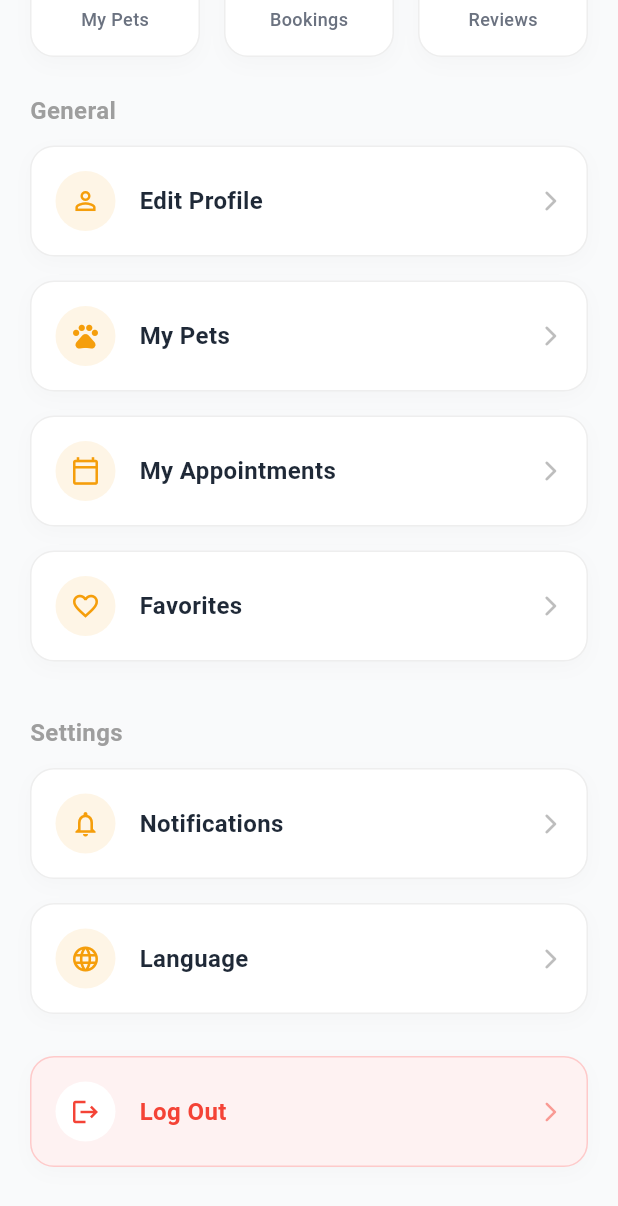
After one commit to 1nader1/palpetapp, a Flutter app: the ProfileScreen screen opened directly, scrolled down 365 dp, after a tap on "Edit Profile", on a phone screen of 412 x 824 dp. The commit adds this screen. Shown: the top 1206 px of the screen. Run offline on Flutter 3.47's test engine with Material 3 defaults, Android fonts, the phone set to English and light mode, and no system bars; network calls fail; Roboto replaces fonts that are missing (Segoe UI).

Commit message:
add the profile page

```diff
--- a/lib/data/models/pet.dart
+++ b/lib/data/models/pet.dart
@@ -1,12 +1,12 @@
 class Pet {
   final String name;
-  final String type; // Dog, Cat, etc.
+  final String type;
   final String gender;
   final String breed;
   final String age;
   final String description;
   final String imageUrl;
-  final List<String> healthTags; // Vaccinated, etc.
+  final List<String> healthTags;
   final String location;
   final String contactPhone;
   final String contactEmail;
--- a/lib/main.dart
+++ b/lib/main.dart
@@ -15,14 +15,13 @@ class PalPetApp extends StatelessWidget {
     return MaterialApp(
       debugShowCheckedModeBanner: false,
       title: 'PalPet',
-      // إعداد الثيم العام هنا ليطبق على كل الصفحات
+
       theme: ThemeData(
         scaffoldBackgroundColor: AppColors.background,
         primaryColor: AppColors.primary,
         useMaterial3: true,
-        fontFamily: 'Segoe UI', // أو أي خط تفضله
+        fontFamily: 'Segoe UI',
 
-        // إعدادات النصوص العامة
         textTheme: const TextTheme(
           headlineMedium: TextStyle(
             fontSize: 22,
@@ -35,14 +34,13 @@ class PalPetApp extends StatelessWidget {
           ),
         ),
 
-        // إعدادات الـ AppBar الافتراضية
         appBarTheme: const AppBarTheme(
           backgroundColor: Colors.transparent,
           elevation: 0,
           iconTheme: IconThemeData(color: AppColors.textDark),
         ),
       ),
-      home: const MainShell(), // نقطة البداية هي الإطار العام
+      home: const MainShell(),
     );
   }
 }
--- a/lib/screens/adoption/adoption_screen.dart
+++ b/lib/screens/adoption/adoption_screen.dart
@@ -13,7 +13,6 @@ class AdoptionScreen extends StatefulWidget {
 
 class _AdoptionScreenState extends State<AdoptionScreen> {
 
-  // نفس البيانات الأصلية تماماً للحفاظ على المحتوى
   final List<Pet> _allPets = [
     Pet(
       name: "Luna",
@@ -76,10 +75,8 @@ class _AdoptionScreenState extends State<AdoptionScreen> {
         final matchesSearch = pet.name.toLowerCase().contains(_searchQuery.toLowerCase()) ||
             pet.breed.toLowerCase().contains(_searchQuery.toLowerCase());
 
-        // تعديل: قبول القيمة إذا كانت null أو All أو مطابقة للنوع
         final matchesType = _selectedType == null || _selectedType == "All" || pet.type == _selectedType;
 
-        // تعديل: قبول القيمة إذا كانت null أو All أو مطابقة للجنس
         final matchesGender = _selectedGender == null || _selectedGender == "All" || pet.gender == _selectedGender;
 
         return matchesSearch && matchesType && matchesGender;
@@ -93,7 +90,6 @@ class _AdoptionScreenState extends State<AdoptionScreen> {
       padding: EdgeInsets.zero,
       children: [
 
-        // الهيدر (التصميم الأصلي)
         Container(
           width: double.infinity,
           padding: const EdgeInsets.only(top: 20, bottom: 40, left: 24, right: 24),
@@ -131,11 +127,10 @@ class _AdoptionScreenState extends State<AdoptionScreen> {
           child: Column(
             children: [
 
-              // 1. Pet Type Dropdown (مع خيار All)
               _buildDropdown(
                 hint: "Pet Type",
                 value: _selectedType,
-                items: ["All", "Dog", "Cat"], // تمت إضافة All
+                items: ["All", "Dog", "Cat"],
                 onChanged: (val) {
                   _selectedType = val;
                   _filterPets();
@@ -143,11 +138,10 @@ class _AdoptionScreenState extends State<AdoptionScreen> {
               ),
               const SizedBox(height: 16),
 
-              // 2. Gender Dropdown (مع خيار All)
               _buildDropdown(
                 hint: "Gender",
                 value: _selectedGender,
-                items: ["All", "Male", "Female"], // تمت إضافة All
+                items: ["All", "Male", "Female"],
                 onChanged: (val) {
                   _selectedGender = val;
                   _filterPets();
@@ -155,7 +149,6 @@ class _AdoptionScreenState extends State<AdoptionScreen> {
               ),
               const SizedBox(height: 16),
 
-              // 3. Search Field (التصميم الأصلي)
               TextFormField(
                 onChanged: (val) {
                   _searchQuery = val;
@@ -199,7 +192,7 @@ class _AdoptionScreenState extends State<AdoptionScreen> {
                   description: pet.description,
                   imageUrl: pet.imageUrl,
                   tags: pet.healthTags,
-                  // هنا التغيير: نمرر الدالة للزر بدلاً من تغليف الكارد بـ GestureDetector
+
                   onViewDetails: () {
                     Navigator.push(
                       context,
--- a/lib/screens/hotel/hotel_details_screen.dart
+++ b/lib/screens/hotel/hotel_details_screen.dart
@@ -146,7 +146,7 @@ class _HotelDetailsScreenState extends State<HotelDetailsScreen> {
                             color: Colors.grey,
                             fontWeight: FontWeight.bold)),
                     const SizedBox(height: 8),
-                    // --- هنا التعديل: حذف الأيقونات والإبقاء على النص فقط ---
+
                     Wrap(
                       spacing: 8,
                       runSpacing: 8,
@@ -167,7 +167,7 @@ class _HotelDetailsScreenState extends State<HotelDetailsScreen> {
                               ))
                           .toList(),
                     ),
-                    // -------------------------------------------------------
+
                   ],
                 ),
               ),
@@ -228,7 +228,6 @@ class _HotelDetailsScreenState extends State<HotelDetailsScreen> {
 
         const SizedBox(height: 24),
 
-        // --- Contact Info ---
         const Text("Contact Info",
             style: TextStyle(
                 fontSize: 18,
@@ -295,7 +294,6 @@ class _HotelDetailsScreenState extends State<HotelDetailsScreen> {
     );
   }
 
-  // محتوى التبويب الثاني (Amenities)
   Widget _buildAmenitiesContent() {
     final List<String> amenities = widget.data['amenities'] as List<String>;
     return Column(
--- a/lib/screens/hotel/palpet_hotel.dart
+++ b/lib/screens/hotel/palpet_hotel.dart
@@ -11,12 +11,11 @@ class PetHotelsScreen extends StatefulWidget {
 }
 
 class _PetHotelsScreenState extends State<PetHotelsScreen> {
-  // متغيرات الحالة
+
   String? _selectedPetType;
-  String _searchQuery = ""; // 1. متغير لحفظ نص البحث
+  String _searchQuery = "";
   final TextEditingController _searchController = TextEditingController();
 
-  // بيانات الفنادق
   final List<Map<String, dynamic>> _hotels = [
     {
       "name": "Paws Luxury Resort",
@@ -59,10 +58,9 @@ class _PetHotelsScreenState extends State<PetHotelsScreen> {
     },
   ];
 
-  // 2. منطق الفلترة (النوع + البحث بالاسم)
   List<Map<String, dynamic>> get _filteredHotels {
     return _hotels.where((hotel) {
-      // أ. فلترة النوع (Dropdown)
+
       final List<String> supported = hotel['supportedPets'];
       if (_selectedPetType != null && _selectedPetType != "All Types") {
         if (!supported.contains(_selectedPetType)) {
@@ -70,11 +68,10 @@ class _PetHotelsScreenState extends State<PetHotelsScreen> {
         }
       }
 
-      // ب. فلترة البحث (Search Bar) - يعمل مع الأحرف الكبيرة والصغيرة
       if (_searchQuery.isNotEmpty) {
         final name = hotel['name'].toString().toLowerCase();
         final query = _searchQuery.toLowerCase();
-        // إذا الاسم لا يحتوي على نص البحث، استبعد العنصر
+
         if (!name.contains(query)) {
           return false;
         }
@@ -97,7 +94,7 @@ class _PetHotelsScreenState extends State<PetHotelsScreen> {
       body: SingleChildScrollView(
         child: Column(
           children: [
-            // --- 1. Header Banner ---
+
             Container(
               width: double.infinity,
               padding: const EdgeInsets.all(24),
@@ -106,7 +103,7 @@ class _PetHotelsScreenState extends State<PetHotelsScreen> {
                   colors: [
                     Color(0xFFFFA726),
                     Color(0xFFEF6C00)
-                  ], // Gradient البرتقالي
+                  ],
                   begin: Alignment.topLeft,
                   end: Alignment.bottomRight,
                 ),
@@ -131,12 +128,11 @@ class _PetHotelsScreenState extends State<PetHotelsScreen> {
               ),
             ),
 
-            // --- 2. Filters & Search ---
             Padding(
               padding: const EdgeInsets.all(20),
               child: Column(
                 children: [
-                  // Dropdown Filter
+
                   Container(
                     padding: const EdgeInsets.symmetric(horizontal: 16),
                     decoration: BoxDecoration(
@@ -163,11 +159,10 @@ class _PetHotelsScreenState extends State<PetHotelsScreen> {
                   ),
                   const SizedBox(height: 16),
 
-                  // Search Field (تم التعديل هنا ليعمل)
                   TextField(
                     controller: _searchController,
                     onChanged: (val) {
-                      // 3. تحديث الحالة عند الكتابة
+
                       setState(() {
                         _searchQuery = val;
                       });
@@ -198,7 +193,6 @@ class _PetHotelsScreenState extends State<PetHotelsScreen> {
               ),
             ),
 
-            // --- 3. Hotel List ---
             Padding(
               padding: const EdgeInsets.symmetric(horizontal: 20),
               child: _filteredHotels.isEmpty
--- a/lib/screens/hotel/pet_hotels_screen.dart
+++ b/lib/screens/hotel/pet_hotels_screen.dart
@@ -11,12 +11,11 @@ class PetHotelsScreen extends StatefulWidget {
 }
 
 class _PetHotelsScreenState extends State<PetHotelsScreen> {
-  // متغيرات الحالة
+
   String? _selectedPetType;
-  String _searchQuery = ""; // 1. متغير لحفظ نص البحث
+  String _searchQuery = "";
   final TextEditingController _searchController = TextEditingController();
 
-  // بيانات الفنادق
   final List<Map<String, dynamic>> _hotels = [
     {
       "name": "Paws Luxury Resort",
@@ -53,10 +52,9 @@ class _PetHotelsScreenState extends State<PetHotelsScreen> {
     },
   ];
 
-  // 2. منطق الفلترة (النوع + البحث بالاسم)
   List<Map<String, dynamic>> get _filteredHotels {
     return _hotels.where((hotel) {
-      // أ. فلترة النوع (Dropdown)
+
       final List<String> supported = hotel['supportedPets'];
       if (_selectedPetType != null && _selectedPetType != "All Types") {
         if (!supported.contains(_selectedPetType)) {
@@ -64,11 +62,9 @@ class _PetHotelsScreenState extends State<PetHotelsScreen> {
         }
       }
 
-      // ب. فلترة البحث (Search Bar) - يعمل مع الأحرف الكبيرة والصغيرة
       if (_searchQuery.isNotEmpty) {
         final name = hotel['name'].toString().toLowerCase();
         final query = _searchQuery.toLowerCase();
-        // إذا الاسم لا يحتوي على نص البحث، استبعد العنصر
         if (!name.contains(query)) {
           return false;
         }
@@ -91,13 +87,12 @@ class _PetHotelsScreenState extends State<PetHotelsScreen> {
       body: SingleChildScrollView(
         child: Column(
           children: [
-            // --- 1. Header Banner ---
             Container(
               width: double.infinity,
               padding: const EdgeInsets.all(24),
               decoration: const BoxDecoration(
                 gradient: LinearGradient(
-                  colors: [Color(0xFFFFA726), Color(0xFFEF6C00)], // Gradient البرتقالي
+                  colors: [Color(0xFFFFA726), Color(0xFFEF6C00)],
                   begin: Alignment.topLeft,
                   end: Alignment.bottomRight,
                 ),
@@ -118,12 +113,11 @@ class _PetHotelsScreenState extends State<PetHotelsScreen> {
               ),
             ),
 
-            // --- 2. Filters & Search ---
             Padding(
               padding: const EdgeInsets.all(20),
               child: Column(
                 children: [
-                  // Dropdown Filter
+
                   Container(
                     padding: const EdgeInsets.symmetric(horizontal: 16),
                     decoration: BoxDecoration(
@@ -147,11 +141,9 @@ class _PetHotelsScreenState extends State<PetHotelsScreen> {
                   ),
                   const SizedBox(height: 16),
 
-                  // Search Field (تم التعديل هنا ليعمل)
                   TextField(
                     controller: _searchController,
                     onChanged: (val) {
-                      // 3. تحديث الحالة عند الكتابة
                       setState(() {
                         _searchQuery = val;
                       });
@@ -181,7 +173,6 @@ class _PetHotelsScreenState extends State<PetHotelsScreen> {
               ),
             ),
 
-            // --- 3. Hotel List ---
             Padding(
               padding: const EdgeInsets.symmetric(horizontal: 20),
               child: _filteredHotels.isEmpty
@@ -192,7 +183,7 @@ class _PetHotelsScreenState extends State<PetHotelsScreen> {
               : ListView.builder(
                 shrinkWrap: true,
                 physics: const NeverScrollableScrollPhysics(),
-                itemCount: _filteredHotels.length, // استخدام القائمة المفلترة
+                itemCount: _filteredHotels.length,
                 itemBuilder: (context, index) {
                   final hotel = _filteredHotels[index];
 
--- a/lib/screens/main_shell.dart
+++ b/lib/screens/main_shell.dart
@@ -4,7 +4,8 @@ import 'home/home_screen.dart';
 import 'adoption/adoption_screen.dart';
 import 'lost_found/lost_found_screen.dart';
 import 'hotel/pet_hotels_screen.dart';
-import 'clinics/clinics_screen.dart'; // 1. إضافة استيراد صفحة العيادات
+import 'clinics/clinics_screen.dart';
+import 'profile/profile_screen.dart';
 
 class MainShell extends StatefulWidget {
   const MainShell({super.key});
@@ -17,13 +18,13 @@ class _MainShellState extends State<MainShell> {
   int _selectedIndex = 0;
 
   final List<Widget> _screens = [
-    const HomeScreen(), // 0
-    const Center(child: Text("Add Post")), // 1 (Placeholder for now)
-    const Center(child: Text("Profile")), // 2
-    const AdoptionScreen(), // 3
-    const LostFoundScreen(), // 4
-    const PetHotelsScreen(), // 5
-    const ClinicsScreen(), // 6 -> صفحة العيادات الجديدة (تمت إضافتها هنا)
+    const HomeScreen(),
+    const Center(child: Text("Add Post")),
+    const ProfileScreen(),
+    const AdoptionScreen(),
+    const LostFoundScreen(),
+    const PetHotelsScreen(),
+    const ClinicsScreen(),
   ];
 
   void _onItemTapped(int index) {
@@ -54,7 +55,6 @@ class _MainShellState extends State<MainShell> {
         ],
       ),
 
-      // --- القائمة الجانبية (Drawer) ---
       endDrawer: Drawer(
         child: ListView(
           padding: EdgeInsets.zero,
@@ -71,7 +71,6 @@ class _MainShellState extends State<MainShell> {
               ),
             ),
 
-            // 1. Home
             ListTile(
               leading: const Icon(Icons.home),
               title: const Text('Home'),
@@ -81,7 +80,6 @@ class _MainShellState extends State<MainShell> {
               },
             ),
 
-            // 2. Adoption
             ListTile(
               leading: const Icon(Icons.pets),
               title: const Text('Adoption'),
@@ -91,7 +89,6 @@ class _MainShellState extends State<MainShell> {
               },
             ),
 
-            // 3. Lost & Found
             ListTile(
               leading: const Icon(Icons.search),
               title: const Text('Lost & Found'),
@@ -101,7 +98,6 @@ class _MainShellState extends State<MainShell> {
               },
             ),
 
-            // 4. Pet Hotels
             ListTile(
               leading: const Icon(Icons.apartment),
               title: const Text('Pet Hotels'),
@@ -113,14 +109,13 @@ class _MainShellState extends State<MainShell> {
               },
             ),
 
-            // 5. Vet Clinics (الإضافة الجديدة في المنيو)
             ListTile(
-              leading: const Icon(Icons.medical_services), // أيقونة طبية
+              leading: const Icon(Icons.medical_services),
               title: const Text('Vet Clinics'),
               onTap: () {
-                Navigator.pop(context); // إغلاق القائمة
+                Navigator.pop(context);
                 setState(() {
-                  _selectedIndex = 6; // الانتقال لصفحة العيادات
+                  _selectedIndex = 6;
                 });
               },
             ),
--- /dev/null
+++ b/lib/screens/profile/profile_screen.dart
@@ -0,0 +1,207 @@
+import 'package:flutter/material.dart';
+import '../../core/constants/app_colors.dart';
+import 'widgets/profile_menu_item.dart';
+
+class ProfileScreen extends StatelessWidget {
+  const ProfileScreen({super.key});
+
+  @override
+  Widget build(BuildContext context) {
+    return Scaffold(
+      backgroundColor: const Color(0xFFF9FAFB),
+      body: SingleChildScrollView(
+        child: Column(
+          children: [
+
+            Stack(
+              clipBehavior: Clip.none,
+              alignment: Alignment.center,
+              children: [
+
+                Container(
+                  height: 180,
+                  width: double.infinity,
+                  decoration: const BoxDecoration(
+                    color: AppColors.primary,
+                    borderRadius: BorderRadius.vertical(bottom: Radius.circular(30)),
+                  ),
+                ),
+
+                Positioned(
+                  bottom: -50,
+                  child: Container(
+                    decoration: BoxDecoration(
+                      shape: BoxShape.circle,
+                      border: Border.all(color: Colors.white, width: 4),
+                      boxShadow: [
+                        BoxShadow(
+                          color: Colors.black.withOpacity(0.1),
+                          blurRadius: 20,
+                          offset: const Offset(0, 10),
+                        ),
+                      ],
+                    ),
+                    child: const CircleAvatar(
+                      radius: 60,
+                      backgroundImage: NetworkImage(
+                        'https://images.unsplash.com/photo-1535713875002-d1d0cf377fde?q=80&w=2080&auto=format&fit=crop',
+                      ),
+                    ),
+                  ),
+                ),
+              ],
+            ),
+
+            const SizedBox(height: 60),
+
+            const Text(
+              "Nader Al-Amayreh",
+              style: TextStyle(
+                fontSize: 22,
+                fontWeight: FontWeight.bold,
+                color: AppColors.textDark,
+              ),
+            ),
+            const SizedBox(height: 4),
+            const Text(
+              "nader@example.com",
+              style: TextStyle(
+                fontSize: 14,
+                color: AppColors.textGrey,
+              ),
+            ),
+
+            const SizedBox(height: 24),
+
+            Padding(
+              padding: const EdgeInsets.symmetric(horizontal: 20),
+              child: Row(
+                children: [
+                  _buildStatCard("My Pets", "3"),
+                  const SizedBox(width: 16),
+                  _buildStatCard("Bookings", "12"),
+                  const SizedBox(width: 16),
+                  _buildStatCard("Reviews", "5"),
+                ],
+              ),
+            ),
+
+            const SizedBox(height: 24),
+
+            Padding(
+              padding: const EdgeInsets.symmetric(horizontal: 20),
+              child: Column(
+                children: [
+                  const Align(
+                    alignment: Alignment.centerLeft,
+                    child: Text(
+                      "General",
+                      style: TextStyle(fontSize: 16, fontWeight: FontWeight.bold, color: Colors.grey),
+                    ),
+                  ),
+                  const SizedBox(height: 12),
+
+                  ProfileMenuItem(
+                    title: "Edit Profile",
+                    icon: Icons.person_outline,
+                    onTap: () {},
+                  ),
+                  ProfileMenuItem(
+                    title: "My Pets",
+                    icon: Icons.pets_outlined,
+                    onTap: () {},
+                  ),
+                  ProfileMenuItem(
+                    title: "My Appointments",
+                    icon: Icons.calendar_today_outlined,
+                    onTap: () {},
+                  ),
+                  ProfileMenuItem(
+                    title: "Favorites",
+                    icon: Icons.favorite_border,
+                    onTap: () {},
+                  ),
+
+                  const SizedBox(height: 20),
+
+                  const Align(
+                    alignment: Alignment.centerLeft,
+                    child: Text(
+                      "Settings",
+                      style: TextStyle(fontSize: 16, fontWeight: FontWeight.bold, color: Colors.grey),
+                    ),
+                  ),
+                  const SizedBox(height: 12),
+
+                  ProfileMenuItem(
+                    title: "Notifications",
+                    icon: Icons.notifications_none,
+                    onTap: () {},
+                  ),
+                  ProfileMenuItem(
+                    title: "Language",
+                    icon: Icons.language,
+                    onTap: () {},
+                  ),
+
+                  const SizedBox(height: 12),
+
+                  ProfileMenuItem(
+                    title: "Log Out",
+                    icon: Icons.logout,
+                    isLogout: true,
+                    onTap: () {
+                    },
+                  ),
+
+                  const SizedBox(height: 30),
+                ],
+              ),
+            ),
+          ],
+        ),
+      ),
+    );
+  }
+
+  Widget _buildStatCard(String label, String count) {
+    return Expanded(
+      child: Container(
+        padding: const EdgeInsets.symmetric(vertical: 16),
+        decoration: BoxDecoration(
+          color: Colors.white,
+          borderRadius: BorderRadius.circular(16),
+          border: Border.all(color: Colors.grey[200]!),
+          boxShadow: [
+            BoxShadow(
+              color: Colors.black.withOpacity(0.02),
+              blurRadius: 10,
+              offset: const Offset(0, 5),
+            ),
+          ],
+        ),
+        child: Column(
+          children: [
+            Text(
+              count,
+              style: const TextStyle(
+                fontSize: 20,
+                fontWeight: FontWeight.bold,
+                color: AppColors.primary,
+              ),
+            ),
+            const SizedBox(height: 4),
+            Text(
+              label,
+              style: const TextStyle(
+                fontSize: 12,
+                color: AppColors.textGrey,
+                fontWeight: FontWeight.w500,
+              ),
+            ),
+          ],
+        ),
+      ),
+    );
+  }
+}
--- /dev/null
+++ b/lib/screens/profile/widgets/profile_menu_item.dart
@@ -0,0 +1,74 @@
+import 'package:flutter/material.dart';
+import '../../../core/constants/app_colors.dart';
+
+class ProfileMenuItem extends StatelessWidget {
+  final String title;
+  final IconData icon;
+  final VoidCallback onTap;
+  final bool isLogout;
+
+  const ProfileMenuItem({
+    super.key,
+    required this.title,
+    required this.icon,
+    required this.onTap,
+    this.isLogout = false,
+  });
+
+  @override
+  Widget build(BuildContext context) {
+    return GestureDetector(
+      onTap: onTap,
+      child: Container(
+        margin: const EdgeInsets.only(bottom: 16),
+        padding: const EdgeInsets.symmetric(horizontal: 16, vertical: 16),
+        decoration: BoxDecoration(
+          color: isLogout ? const Color(0xFFFEF2F2) : Colors.white,
+          borderRadius: BorderRadius.circular(16),
+          border: Border.all(
+            color: isLogout ? const Color(0xFFFECACA) : Colors.grey[200]!,
+          ),
+          boxShadow: [
+            BoxShadow(
+              color: Colors.black.withOpacity(0.02),
+              blurRadius: 10,
+              offset: const Offset(0, 4),
+            ),
+          ],
+        ),
+        child: Row(
+          children: [
+            Container(
+              padding: const EdgeInsets.all(10),
+              decoration: BoxDecoration(
+                color: isLogout ? Colors.white : AppColors.primary.withOpacity(0.1),
+                shape: BoxShape.circle,
+              ),
+              child: Icon(
+                icon,
+                color: isLogout ? Colors.red : AppColors.primary,
+                size: 20,
+              ),
+            ),
+            const SizedBox(width: 16),
+            Expanded(
+              child: Text(
+                title,
+                style: TextStyle(
+                  fontSize: 16,
+                  fontWeight: FontWeight.bold,
+                  color: isLogout ? Colors.red : AppColors.textDark,
+                ),
+              ),
+            ),
+            Icon(
+              Icons.arrow_forward_ios_rounded,
+              size: 16,
+              color: isLogout ? Colors.red.withOpacity(0.5) : Colors.grey[400],
+            ),
+          ],
+        ),
+      ),
+    );
+  }
+}
```
Also changed, not shown: lib/screens/adoption/pet_details_screen.dart (+1 -7 lines).
